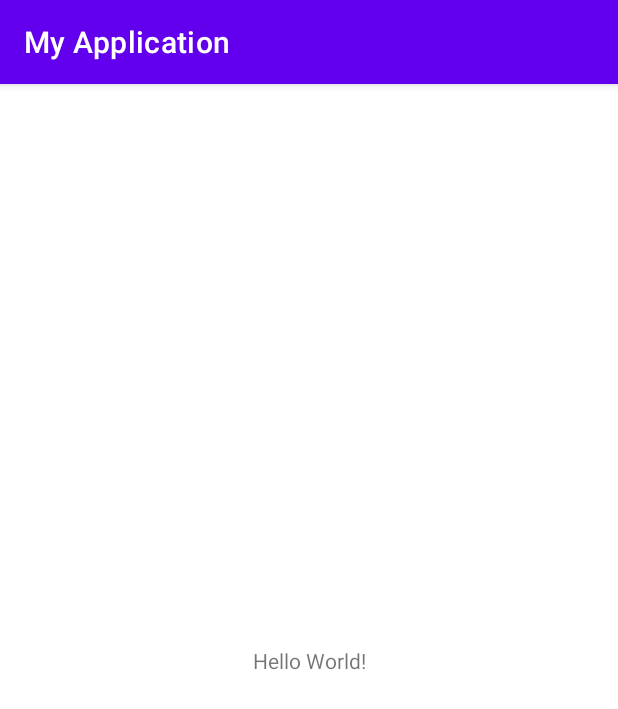
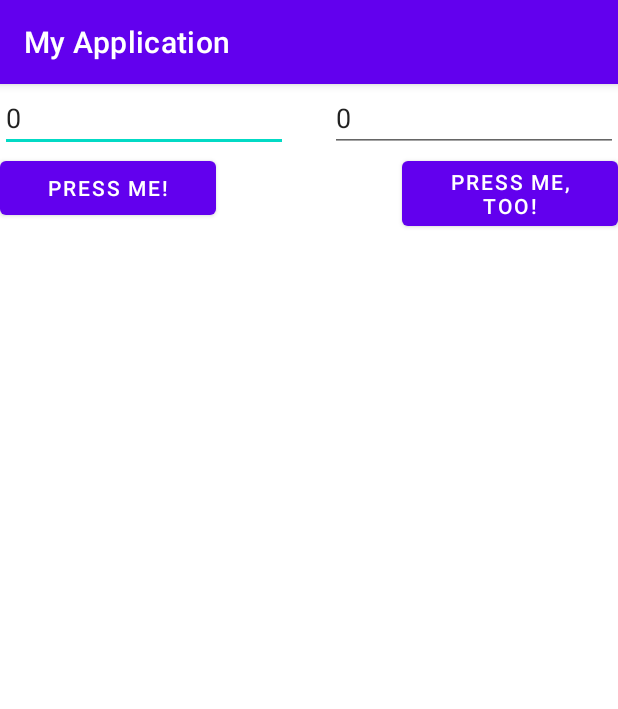
Before and after one commit to MirunaTirca/model_colocviu1, an Android app: the screen it shows after launch (MainActivity), on a phone screen of 412 x 824 dp. Shown: the top 709 px of the screen. Run offline under Robolectric (Android 15) with nearby library versions, the phone set to English and light mode, and no system bars.

Commit message:
solved B1

```diff
--- a/MyApplication/app/src/main/res/layout/activity_main.xml
+++ b/MyApplication/app/src/main/res/layout/activity_main.xml
@@ -1,18 +1,43 @@
 <?xml version="1.0" encoding="utf-8"?>
-<androidx.constraintlayout.widget.ConstraintLayout xmlns:android="http://schemas.android.com/apk/res/android"
+<RelativeLayout xmlns:android="http://schemas.android.com/apk/res/android"
     xmlns:app="http://schemas.android.com/apk/res-auto"
     xmlns:tools="http://schemas.android.com/tools"
     android:layout_width="match_parent"
     android:layout_height="match_parent"
     tools:context=".MainActivity">
 
-    <TextView
+    <EditText
+        android:id="@+id/left_edit_text"
         android:layout_width="wrap_content"
         android:layout_height="wrap_content"
-        android:text="Hello World!"
-        app:layout_constraintBottom_toBottomOf="parent"
-        app:layout_constraintLeft_toLeftOf="parent"
-        app:layout_constraintRight_toRightOf="parent"
-        app:layout_constraintTop_toTopOf="parent" />
+        android:layout_alignParentLeft="true"
+        android:ems="9"
+        android:text="0" />
 
-</androidx.constraintlayout.widget.ConstraintLayout>
+    <EditText
+        android:id="@+id/right_edit_text"
+        android:layout_width="wrap_content"
+        android:layout_height="wrap_content"
+        android:layout_alignParentRight="true"
+        android:ems="9"
+        android:text="0" />
+
+    <Button
+        android:id="@+id/button"
+        android:layout_width="wrap_content"
+        android:layout_height="wrap_content"
+        android:layout_below="@id/left_edit_text"
+        android:layout_alignParentBottom="false"
+        android:ems="9"
+        android:text="Press Me!" />
+
+    <Button
+        android:id="@+id/button2"
+        android:layout_width="wrap_content"
+        android:layout_height="wrap_content"
+        android:layout_below="@id/right_edit_text"
+        android:layout_alignParentRight="true"
+        android:ems="9"
+        android:text="Press Me, Too!" />
+
+</RelativeLayout>
```
